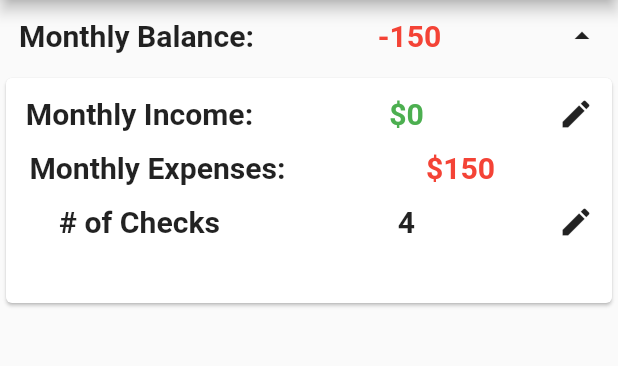
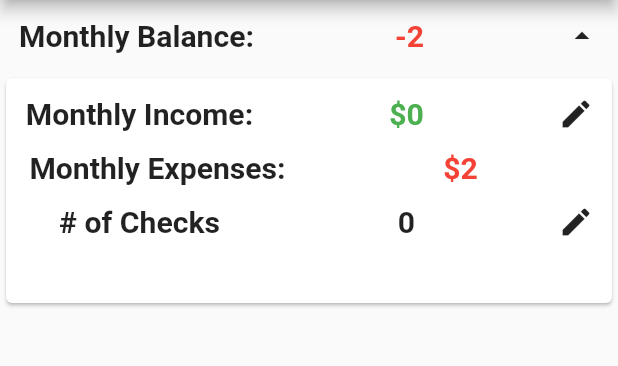
Before and after one commit to metjeanjunior/flutter-budget-me, a Flutter app: the screen it shows after launch, after a tap on the "arrow drop down" icon, on a phone screen of 412 x 824 dp, the part 84-450 px from its top. Run offline on Flutter 3.47's test engine with Material 2 defaults, Android fonts, the phone set to English and light mode, and no system bars; our stand-ins replace sqflite; accounts and stored records are empty.

Commit message:
balance header fixed, expenses updated thru Inherited Widgets

```diff
--- a/lib/BalanceHeader.dart
+++ b/lib/BalanceHeader.dart
@@ -1,6 +1,10 @@
 import 'package:flutter/material.dart';
+import 'BalanceInheritedWidget.dart';
+import 'DBHelper.dart';
 
 class BalanceHeader extends StatefulWidget {
+    const BalanceHeader();
+
     @override
     BalanceHeaderState createState() => BalanceHeaderState();
 }
@@ -10,7 +14,29 @@ class BalanceHeaderState extends State<BalanceHeader> {
 
     int _incomeAmnt = 0;
     int _expAmnt = 150;
-    int _numChecks = 4;
+    int _numChecks = 0;
+
+    @override
+    void initState() {
+        super.initState();
+
+        populateInitInfos().then((infoList) {
+            infoList.forEach((info) {
+                if (info["name"] == 'income')
+                    _incomeAmnt = info["amount"];
+                else if (info["name"] == 'numChecks')
+                    _expAmnt = info["amount"];
+            });
+        });
+    }
+
+    populateInitInfos() async {
+        var dbHelper = DBHelper();
+
+        var allInfo = await dbHelper.getAllInfo();
+
+        return allInfo;
+    }
 
     _getNewHeight() {
         return this._bodyHeight < 1 ? 150.0 : 0.0;
@@ -47,7 +73,11 @@ class BalanceHeaderState extends State<BalanceHeader> {
                                 else {
                                     setState(() {
                                         _incomeAmnt = int.parse(_incomeAmntCtr.text);
+
                                     });
+
+                                    var dbHelper = DBHelper();
+                                    dbHelper.updateInfo("income", _incomeAmnt);
 
                                     Navigator.of(context).pop();
                                 }
@@ -92,6 +122,9 @@ class BalanceHeaderState extends State<BalanceHeader> {
                                         _numChecks = int.parse(_numChecksCtr.text);
                                     });
 
+                                    var dbHelper = DBHelper();
+                                    dbHelper.updateInfo("numChecks", _incomeAmnt);
+
                                     Navigator.of(context).pop();
                                 }
                             },
@@ -110,6 +143,9 @@ class BalanceHeaderState extends State<BalanceHeader> {
 
     @override
     Widget build(BuildContext context) {
+        final balanceInheritedWidget = BalanceInheritedWidget.of(context);
+        this._expAmnt = balanceInheritedWidget.expAmnt;
+
         return SingleChildScrollView(
             child: Column(
                 children: <Widget>[
--- /dev/null
+++ b/lib/BalanceInheritedWidget.dart
@@ -0,0 +1,15 @@
+import 'package:flutter/material.dart';
+
+class BalanceInheritedWidget extends InheritedWidget {
+    final int expAmnt;
+
+    BalanceInheritedWidget({Key key, this.expAmnt, Widget child}): super(key:key, child: child);
+
+    static BalanceInheritedWidget of(BuildContext context) {
+        return context.inheritFromWidgetOfExactType(BalanceInheritedWidget);
+    }
+
+    @override
+    bool updateShouldNotify(BalanceInheritedWidget old) =>
+        expAmnt != old.expAmnt;
+}
--- a/lib/DBHelper.dart
+++ b/lib/DBHelper.dart
@@ -31,6 +31,24 @@ class DBHelper{
         // When creating the db, create the table
         await db.execute(
             "CREATE TABLE budget(id INTEGER PRIMARY KEY, name TEXT, amount INTEGER, dueDay INTEGER, isPaid INTEGER)");
+
+        await db.execute(
+            "CREATE TABLE info(id INTEGER PRIMARY KEY, name TEXT, amount INTEGER)");
+
+        await db.transaction((txn) async {
+            await txn.rawInsert(
+                "INSERT INTO info(name, amount) VALUES('income', 0)"
+            );
+
+            await txn.rawInsert(
+                "INSERT INTO info(name, amount) VALUES('expenses', 0)"
+            );
+
+            await txn.rawInsert(
+                "INSERT INTO info(name, amount) VALUES('numChecks', 0)"
+            );
+        });
+
         print("Created tables");
     }
 
@@ -54,6 +72,19 @@ class DBHelper{
         return budgetItemsData;
     }
 
+    Future<List<Map>> getAllInfo() async {
+        var dbClient = await db;
+        List<Map> list = await dbClient.rawQuery('SELECT * FROM info');
+
+        return list;
+    }
+
+    getExpenseAmount() async {
+        var dbClient = await db;
+
+        return Sqflite.firstIntValue(await dbClient.rawQuery("SELECT amount FROM info where name='expenses'"));
+    }
+
     void saveBudgetItem(BudgetItemData budgetItemData) async {
         var dbClient = await db;
 
@@ -73,4 +104,19 @@ class DBHelper{
             [paidStatus, itemName]
         );
     }
+
+    void updateInfo(String name, int amount) async {
+        var dbClient = await db;
+
+        if (name == "expenses")
+            await dbClient.rawUpdate(
+                'UPDATE info SET amount = amount + ? WHERE name = ?',
+                [amount, name]
+            );
+        else
+            await dbClient.rawUpdate(
+                'UPDATE info SET amount = ? WHERE name = ?',
+                [amount, name]
+            );
+    }
 }
--- a/lib/main.dart
+++ b/lib/main.dart
@@ -2,6 +2,7 @@ import 'package:flutter/material.dart';
 import 'BudgetItemData.dart';
 import 'BudgetItem.dart';
 import 'BalanceHeader.dart';
+import 'BalanceInheritedWidget.dart';
 import 'DBHelper.dart';
 
 void main() => runApp(MyApp());
@@ -25,10 +26,13 @@ class BudgetScreen extends StatefulWidget {
 
 class BudgetScreenState extends State<BudgetScreen> {
     List<BudgetItem> _budgetItems = <BudgetItem>[];
+    int expAmnt;
 
     @override
     void initState() {
         super.initState();
+
+        getExpense();
 
         pupulateBudgetItems().then((newBudgetItems) {
             setState(() {
@@ -94,9 +98,11 @@ class BudgetScreenState extends State<BudgetScreen> {
                                     var dbHelper = DBHelper();
 
                                     dbHelper.saveBudgetItem(budgetItemData);
+                                    dbHelper.updateInfo("expenses", budgetItemData.amount);
 
                                     setState(() {
                                         _budgetItems.insert(0, BudgetItem( budgetItemData ));
+                                        expAmnt += budgetItemData.amount;
                                     });
 
                                     Navigator.of(context).pop();
@@ -131,6 +137,11 @@ class BudgetScreenState extends State<BudgetScreen> {
         return newBudgetItems;
     }
 
+    getExpense() async {
+        var dbHelper = DBHelper();
+        expAmnt = await dbHelper.getExpenseAmount() ;
+    }
+
     @override
     Widget build(BuildContext context) {
         return Scaffold(
@@ -139,7 +150,10 @@ class BudgetScreenState extends State<BudgetScreen> {
             ),
             body: Column(
                 children: <Widget>[
-                    BalanceHeader(),
+                    BalanceInheritedWidget(
+                        expAmnt: expAmnt,
+                        child: const BalanceHeader()
+                    ),
                     Flexible(
                         child: GridView.builder(
                             gridDelegate: SliverGridDelegateWithMaxCrossAxisExtent(
```
